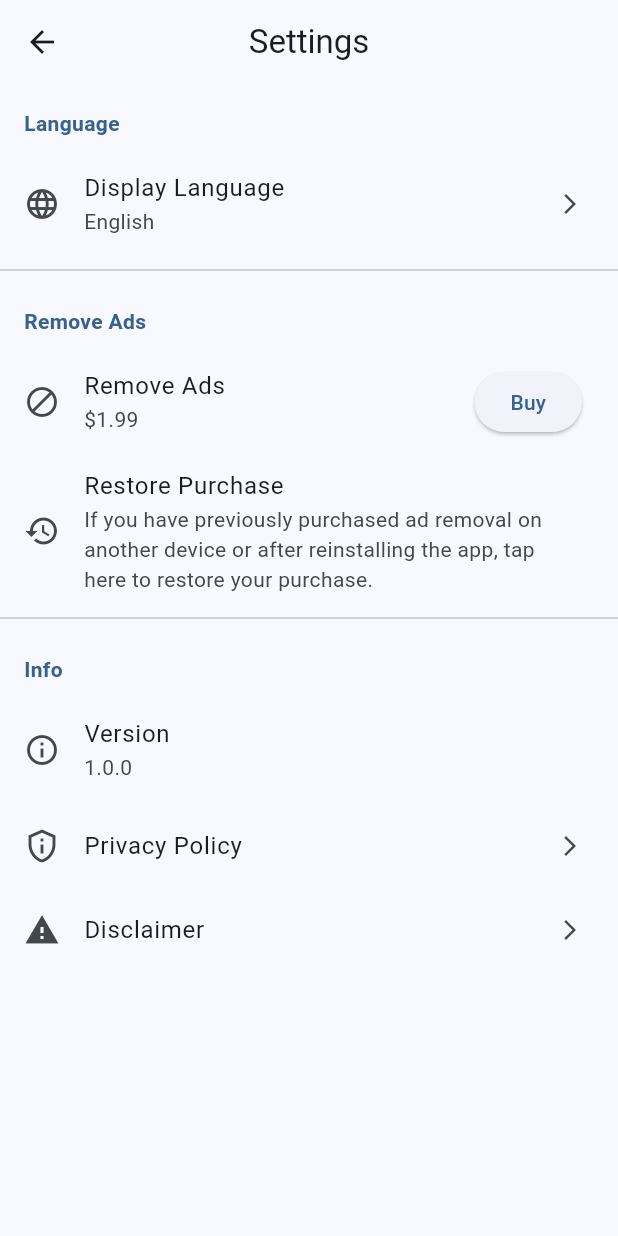
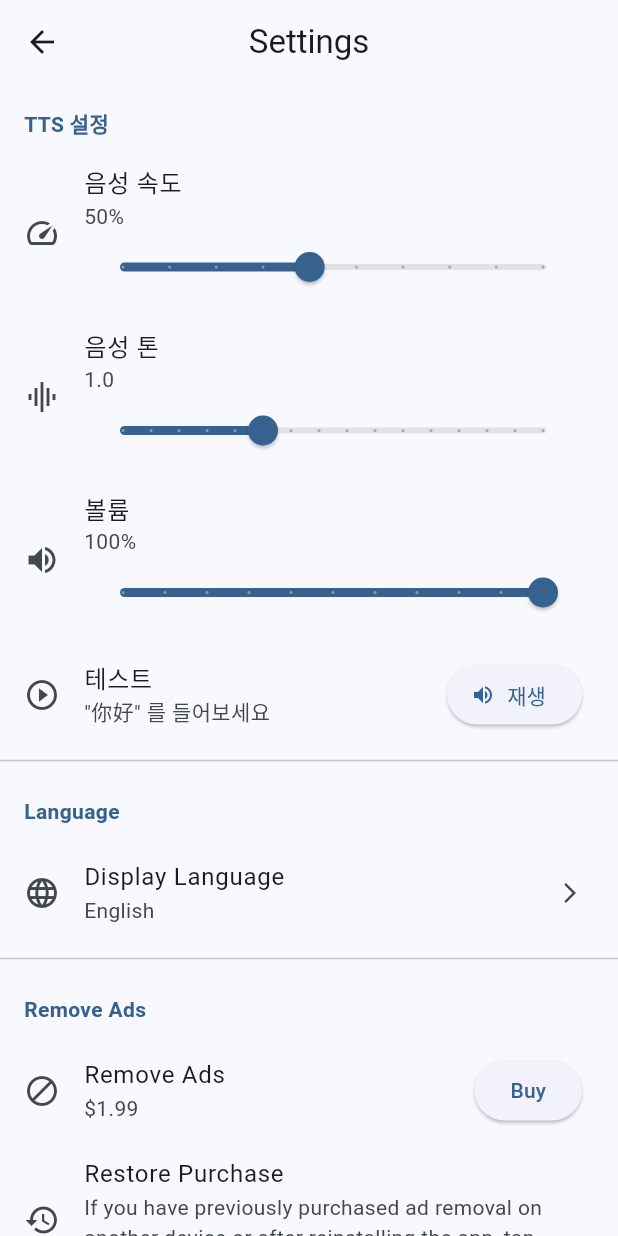
Before and after one commit to JIHUNJO123/hskmaster, a Flutter app: the screen it shows after launch, after a tap on the "settings" icon, on a phone screen of 412 x 824 dp. Run offline on Flutter 3.47's test engine with Material 3 defaults, Android fonts, the phone set to English and light mode, and no system bars; our stand-ins replace flip_card, flutter_tts, google_mobile_ads, in_app_purchase, shared_preferences, sqflite and 1 more; accounts and stored records are empty; network calls fail.

Commit message:
feat: Add TTS settings and fix Japanese references
- Add TTS control in Settings (speed 10-100%, pitch 0.5-2.0, volume 0-100%)
- Save/load TTS preferences with SharedPreferences
- Fix AdMob App ID to HSK Master (Android/iOS)
- Fix hiragana->pinyin in favorites/quiz screens
- Fix getWordsByCategory->getWordsByLevel
- Add TTS test button with 你好 sample

```diff
--- a/lib/screens/favorites_screen.dart
+++ b/lib/screens/favorites_screen.dart
@@ -125,11 +125,9 @@ class _FavoritesScreenState extends State<FavoritesScreen> {
                         subtitle: Column(
                           crossAxisAlignment: CrossAxisAlignment.start,
                           children: [
-                            if (word.hiragana != null &&
-                                word.hiragana!.isNotEmpty &&
-                                word.hiragana != word.word)
+                            if (word.pinyin.isNotEmpty)
                               Text(
-                                word.hiragana!,
+                                word.pinyin,
                                 style: TextStyle(
                                   color: Theme.of(context).colorScheme.primary,
                                 ),
--- a/lib/screens/settings_screen.dart
+++ b/lib/screens/settings_screen.dart
@@ -4,6 +4,7 @@ import '../main.dart';
 import '../services/translation_service.dart';
 import '../services/purchase_service.dart';
 import '../services/ad_service.dart';
+import '../services/tts_service.dart';
 
 class SettingsScreen extends StatefulWidget {
   const SettingsScreen({super.key});
@@ -15,11 +16,24 @@ class SettingsScreen extends StatefulWidget {
 class _SettingsScreenState extends State<SettingsScreen> {
   bool _adsRemoved = false;
   bool _isRestoring = false;
+  double _speechRate = 0.5;
+  double _pitch = 1.0;
+  double _volume = 1.0;
 
   @override
   void initState() {
     super.initState();
     _checkAdsStatus();
+    _loadTtsSettings();
+  }
+
+  Future<void> _loadTtsSettings() async {
+    await TtsService.instance.init();
+    setState(() {
+      _speechRate = TtsService.instance.speechRate;
+      _pitch = TtsService.instance.pitch;
+      _volume = TtsService.instance.volume;
+    });
   }
 
   Future<void> _checkAdsStatus() async {
@@ -63,6 +77,87 @@ class _SettingsScreenState extends State<SettingsScreen> {
       appBar: AppBar(title: Text(l10n.settings)),
       body: ListView(
         children: [
+          // TTS Settings Section
+          _buildSectionHeader('TTS \uc124\uc815'),
+          ListTile(
+            leading: const Icon(Icons.speed),
+            title: const Text('\uc74c\uc131 \uc18d\ub3c4'),
+            subtitle: Column(
+              crossAxisAlignment: CrossAxisAlignment.start,
+              children: [
+                Text('${(_speechRate * 100).toInt()}%'),
+                Slider(
+                  value: _speechRate,
+                  min: 0.1,
+                  max: 1.0,
+                  divisions: 9,
+                  label: '${(_speechRate * 100).toInt()}%',
+                  onChanged: (value) async {
+                    setState(() => _speechRate = value);
+                    await TtsService.instance.setSpeechRate(value);
+                  },
+                ),
+              ],
+            ),
+          ),
+          ListTile(
+            leading: const Icon(Icons.graphic_eq),
+            title: const Text('\uc74c\uc131 \ud1a4'),
+            subtitle: Column(
+              crossAxisAlignment: CrossAxisAlignment.start,
+              children: [
+                Text('${_pitch.toStringAsFixed(1)}'),
+                Slider(
+                  value: _pitch,
+                  min: 0.5,
+                  max: 2.0,
+                  divisions: 15,
+                  label: _pitch.toStringAsFixed(1),
+                  onChanged: (value) async {
+                    setState(() => _pitch = value);
+                    await TtsService.instance.setPitch(value);
+                  },
+                ),
+              ],
+            ),
+          ),
+          ListTile(
+            leading: const Icon(Icons.volume_up),
+            title: const Text('\ubcfc\ub968'),
+            subtitle: Column(
+              crossAxisAlignment: CrossAxisAlignment.start,
+              children: [
+                Text('${(_volume * 100).toInt()}%'),
+                Slider(
+                  value: _volume,
+                  min: 0.0,
+                  max: 1.0,
+                  divisions: 10,
+                  label: '${(_volume * 100).toInt()}%',
+                  onChanged: (value) async {
+                    setState(() => _volume = value);
+                    await TtsService.instance.setVolume(value);
+                  },
+                ),
+              ],
+            ),
+          ),
+          ListTile(
+            leading: const Icon(Icons.play_circle_outline),
+            title: const Text('\ud14c\uc2a4\ud2b8'),
+            subtitle: const Text(
+              '\"\u4f60\u597d\" \ub97c \ub4e4\uc5b4\ubcf4\uc138\uc694',
+            ),
+            trailing: ElevatedButton.icon(
+              icon: const Icon(Icons.volume_up, size: 16),
+              label: const Text('\uc7ac\uc0dd'),
+              onPressed: () async {
+                await TtsService.instance.speak('\u4f60\u597d');
+              },
+            ),
+          ),
+
+          const Divider(),
           // Language Section
           _buildSectionHeader(l10n.language),
           ListTile(
--- a/lib/screens/word_detail_screen.dart
+++ b/lib/screens/word_detail_screen.dart
@@ -150,7 +150,9 @@ class _WordDetailScreenState extends State<WordDetailScreen> {
                         const SizedBox(width: 16),
                         IconButton(
                           icon: Icon(
-                            _isSpeaking ? Icons.volume_up : Icons.volume_up_outlined,
+                            _isSpeaking
+                                ? Icons.volume_up
+                                : Icons.volume_up_outlined,
                             color: theme.colorScheme.onPrimary,
                             size: 32,
                           ),
--- a/lib/services/ad_service.dart
+++ b/lib/services/ad_service.dart
@@ -77,11 +77,11 @@ class AdService {
       return;
     }
 
-    // JLPT Step N5–N3 AdMob App ID
+    // HSK Master AdMob App ID
     final appId =
         Platform.isAndroid
-            ? 'ca-app-pub-5837885590326347~5763133926' // Android
-            : 'ca-app-pub-5837885590326347~8197725571'; // iOS
+            ? 'ca-app-pub-5837885590326347~8904178878' // Android
+            : 'ca-app-pub-5837885590326347~1276329661'; // iOS
 
     await MobileAds.instance.initialize();
     _isInitialized = true;
--- a/lib/services/tts_service.dart
+++ b/lib/services/tts_service.dart
@@ -1,4 +1,5 @@
 import 'package:flutter_tts/flutter_tts.dart';
+import 'package:shared_preferences/shared_preferences.dart';
 
 /// TTS 서비스 (중국어 음성 지원)
 class TtsService {
@@ -9,22 +10,31 @@ class TtsService {
   final FlutterTts _flutterTts = FlutterTts();
   bool _isInitialized = false;
 
+  // 기본 설정
+  double _speechRate = 0.5; // 0.0 ~ 1.0 (느림 ~ 빠름)
+  double _pitch = 1.0; // 0.5 ~ 2.0 (낮음 ~ 높음)
+  double _volume = 1.0; // 0.0 ~ 1.0 (소리 크기)
+
+  // Getters
+  double get speechRate => _speechRate;
+  double get pitch => _pitch;
+  double get volume => _volume;
+
   /// TTS 초기화
   Future<void> init() async {
     if (_isInitialized) return;
 
     try {
+      // 저장된 설정 로드
+      await _loadSettings();
+
       // 중국어 간체 설정
       await _flutterTts.setLanguage("zh-CN");
 
-      // 음성 톤 (1.0이 기본)
-      await _flutterTts.setPitch(1.0);
-
-      // 말하기 속도 (0.5 = 느리게, 1.0 = 보통)
-      await _flutterTts.setSpeechRate(0.5);
-
-      // 볼륨 (0.0 ~ 1.0)
-      await _flutterTts.setVolume(1.0);
+      // 저장된 설정 적용
+      await _flutterTts.setPitch(_pitch);
+      await _flutterTts.setSpeechRate(_speechRate);
+      await _flutterTts.setVolume(_volume);
 
       // iOS 설정
       await _flutterTts.setIosAudioCategory(
@@ -40,6 +50,30 @@ class TtsService {
       _isInitialized = true;
     } catch (e) {
       print('TTS initialization error: $e');
+    }
+  }
+
+  /// 저장된 설정 로드
+  Future<void> _loadSettings() async {
+    try {
+      final prefs = await SharedPreferences.getInstance();
+      _speechRate = prefs.getDouble('tts_speech_rate') ?? 0.5;
+      _pitch = prefs.getDouble('tts_pitch') ?? 1.0;
+      _volume = prefs.getDouble('tts_volume') ?? 1.0;
+    } catch (e) {
+      print('TTS load settings error: $e');
+    }
+  }
+
+  /// 설정 저장
+  Future<void> _saveSettings() async {
+    try {
+      final prefs = await SharedPreferences.getInstance();
+      await prefs.setDouble('tts_speech_rate', _speechRate);
+      await prefs.setDouble('tts_pitch', _pitch);
+      await prefs.setDouble('tts_volume', _volume);
+    } catch (e) {
+      print('TTS save settings error: $e');
     }
   }
 
@@ -77,7 +111,9 @@ class TtsService {
   /// 말하기 속도 설정 (0.0 ~ 1.0)
   Future<void> setSpeechRate(double rate) async {
     try {
-      await _flutterTts.setSpeechRate(rate);
+      _speechRate = rate.clamp(0.0, 1.0);
+      await _flutterTts.setSpeechRate(_speechRate);
+      await _saveSettings();
     } catch (e) {
       print('TTS set speech rate error: $e');
     }
@@ -86,9 +122,22 @@ class TtsService {
   /// 음성 톤 설정 (0.5 ~ 2.0)
   Future<void> setPitch(double pitch) async {
     try {
-      await _flutterTts.setPitch(pitch);
+      _pitch = pitch.clamp(0.5, 2.0);
+      await _flutterTts.setPitch(_pitch);
+      await _saveSettings();
     } catch (e) {
       print('TTS set pitch error: $e');
+    }
+  }
+
+  /// 볼륨 설정 (0.0 ~ 1.0)
+  Future<void> setVolume(double volume) async {
+    try {
+      _volume = volume.clamp(0.0, 1.0);
+      await _flutterTts.setVolume(_volume);
+      await _saveSettings();
+    } catch (e) {
+      print('TTS set volume error: $e');
     }
   }
 
```
Also changed, not shown: lib/screens/quiz_screen.dart (+3 -7 lines).
